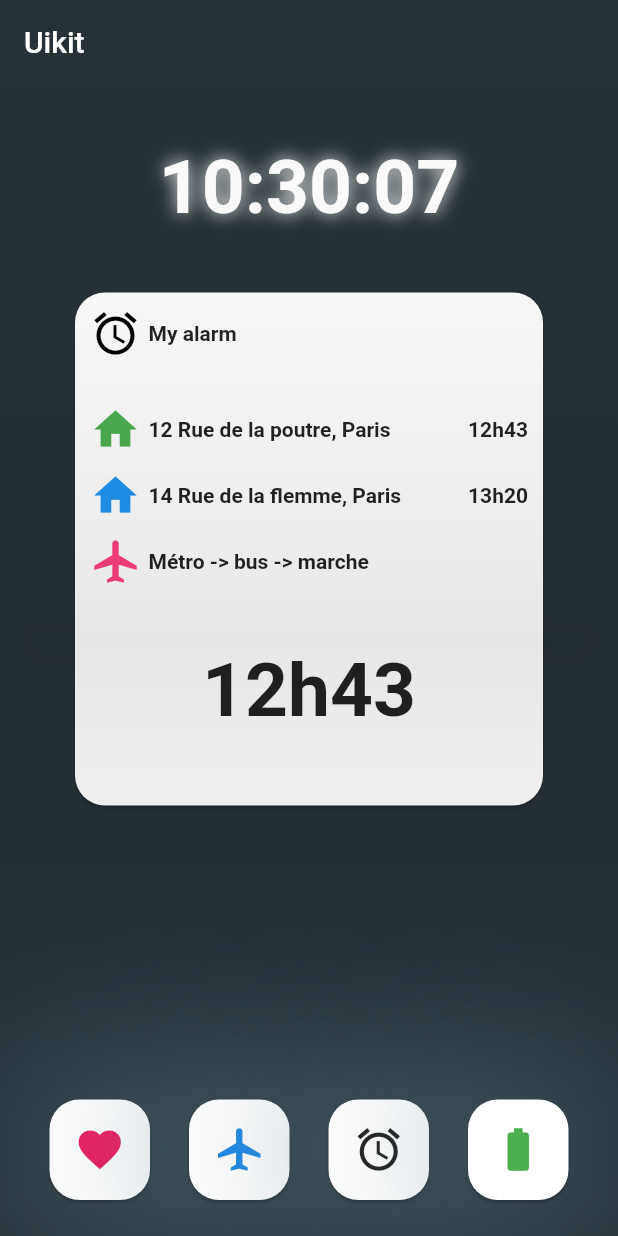
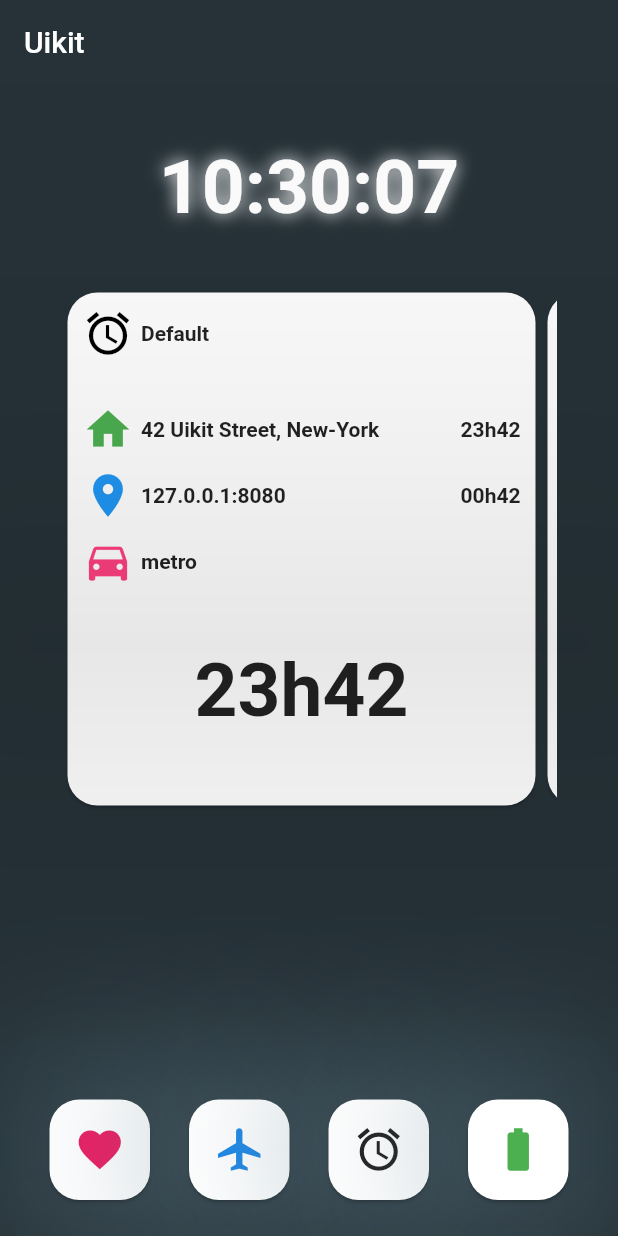
Before and after one commit to Loufi1/Flutter-Ui-Kit, a Flutter app: the screen it shows after launch, on a phone screen of 412 x 824 dp. Run offline on Flutter 3.47's test engine with Material 2 defaults, Android fonts, the phone set to English and light mode, and no system bars; our stand-ins replace analog_clock.

```diff
--- a/uikit/lib/main.dart
+++ b/uikit/lib/main.dart
@@ -10,6 +10,12 @@ class MyApp extends StatelessWidget {
   @override
   Widget build(BuildContext context) {
     return MaterialApp(
+      builder: (context, child) {
+        return ScrollConfiguration(
+          behavior: CustomScroll(),
+          child: child,
+        );
+      },
       title: 'UiKit',
       home: Scaffold(
         backgroundColor: Colors.blueGrey[900],
@@ -33,7 +39,19 @@ class MyApp extends StatelessWidget {
                   padding: EdgeInsets.all(10),
                 ),
                 Center(
-                  child: UikitAlarmCard(),
+                  child: Container(
+                    height: 350,
+                    width: 330,
+                    child: ListView(
+                      scrollDirection: Axis.horizontal,
+                      children: <Widget>[
+                        UikitAlarmCard(),
+                        UikitAlarmCard(alarmName: 'Tepitek'),
+                        UikitAlarmCard(alarmName: 'Code review',),
+                        UikitAlarmCard(alarmName: 'Go buy a gift for me',),
+                      ],
+                    ),
+                  )
                 ),
               ],
             )
@@ -43,3 +61,11 @@ class MyApp extends StatelessWidget {
     );
   }
 }
+
+class CustomScroll extends ScrollBehavior {
+  @override
+  Widget buildViewportChrome(
+      BuildContext context, Widget child, AxisDirection axisDirection) {
+    return child;
+  }
+}
--- a/uikit/lib/widgets/uikit-alarm-card.dart
+++ b/uikit/lib/widgets/uikit-alarm-card.dart
@@ -3,6 +3,22 @@ import 'package:flutter/material.dart';
 import 'package:uikit/widgets/uikit-card.dart';
 
 class UikitAlarmCard extends StatelessWidget {
+
+  final String alarmName;
+  final String from;
+  final String to;
+  final String transport;
+  final String departureHour;
+  final String arrivedHour;
+
+  UikitAlarmCard({
+    this.alarmName = 'Default',
+    this.from = '42 Uikit Street, New-York',
+    this.to = '127.0.0.1:8080',
+    this.transport = 'metro',
+    this.departureHour = '23h42',
+    this.arrivedHour = '00h42',
+  });
 
   @override
   Widget build(BuildContext context) {
@@ -24,7 +40,7 @@ class UikitAlarmCard extends StatelessWidget {
                   ),
                   Padding(padding: EdgeInsets.only(left: 5)),
                   Text(
-                    'My alarm',
+                    this.alarmName,
                     style: TextStyle(
                       fontWeight: FontWeight.bold,
                     ),
@@ -41,14 +57,14 @@ class UikitAlarmCard extends StatelessWidget {
                   ),
                   Padding(padding: EdgeInsets.only(left: 5)),
                   Text(
-                    '12 Rue de la poutre, Paris',
+                    this.from,
                     style: TextStyle(
                       fontWeight: FontWeight.bold,
                     ),
                   ),
                   Spacer(flex: 1),
                   Text(
-                    '12h43',
+                    this.departureHour,
                     style: TextStyle(
                       fontWeight: FontWeight.bold,
                     ),
@@ -59,20 +75,20 @@ class UikitAlarmCard extends StatelessWidget {
               Row(
                 children: <Widget>[
                   Icon(
-                    Icons.home,
+                    Icons.location_on,
                     color: Colors.blue,
                     size: 34.0,
                   ),
                   Padding(padding: EdgeInsets.only(left: 5)),
                   Text(
-                    '14 Rue de la flemme, Paris',
+                    this.to,
                     style: TextStyle(
                       fontWeight: FontWeight.bold,
                     ),
                   ),
                   Spacer(flex: 1),
                   Text(
-                    '13h20',
+                    this.arrivedHour,
                     style: TextStyle(
                       fontWeight: FontWeight.bold,
                     ),
@@ -83,13 +99,13 @@ class UikitAlarmCard extends StatelessWidget {
               Row(
                 children: <Widget>[
                   Icon(
-                    Icons.airplanemode_active,
+                    Icons.directions_car,
                     color: Colors.pinkAccent,
                     size: 34.0,
                   ),
                   Padding(padding: EdgeInsets.only(left: 5)),
                   Text(
-                    'Métro -> bus -> marche',
+                    this.transport,
                     style: TextStyle(
                       fontWeight: FontWeight.bold,
                     ),
@@ -99,7 +115,7 @@ class UikitAlarmCard extends StatelessWidget {
               Padding(padding: EdgeInsets.only(top: 40)),
               Center(
                 child: Text(
-                  '12h43',
+                  this.departureHour,
                   style: TextStyle(
                     fontWeight: FontWeight.bold,
                     fontSize: 50,
```
Also changed, not shown: 3 other files.
